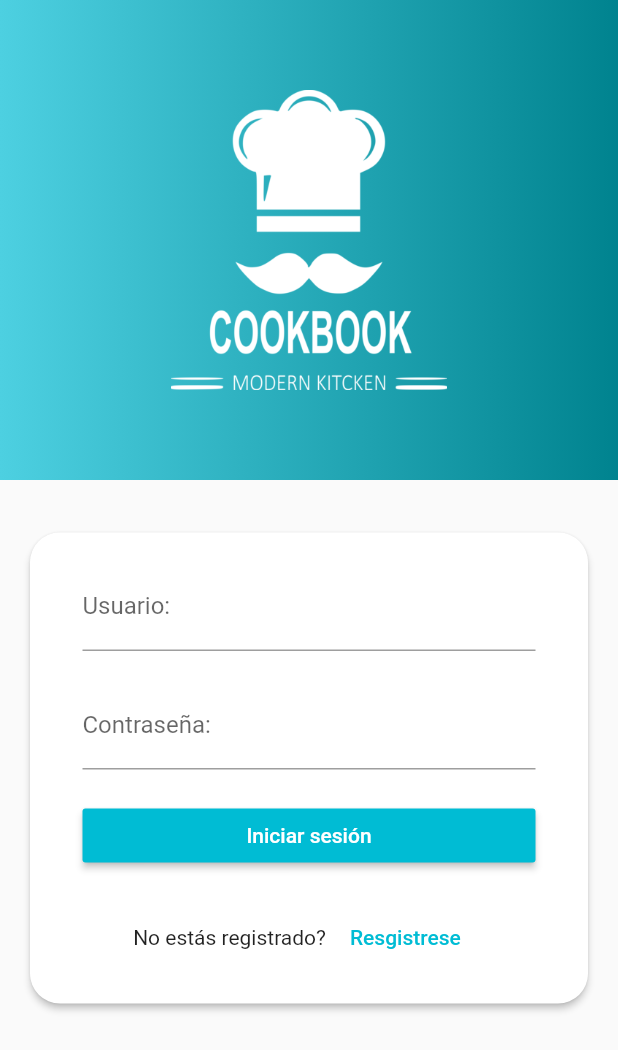
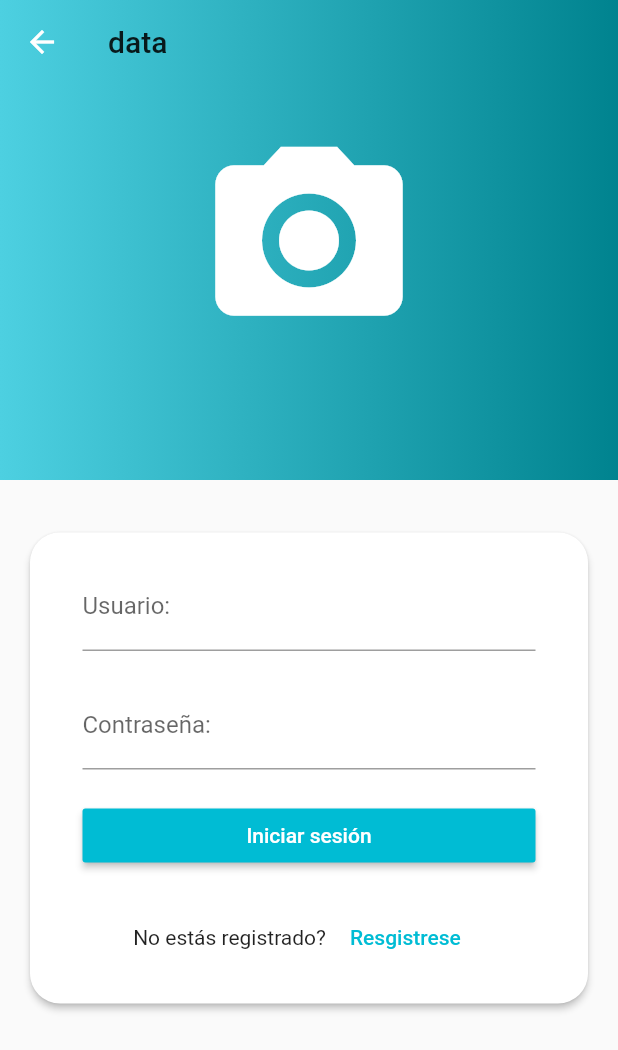
Before and after one commit to virkinia/flutter_final_project, a Flutter app: the screen it shows after launch, after a tap on "Iniciar sesión", after a tap on "Resgistrese", on a phone screen of 412 x 824 dp. Shown: the top 1050 px of the screen. Run offline on Flutter 3.47's test engine with Material 2 defaults, Android fonts, the phone set to English and light mode, and no system bars; our stand-ins replace image_picker; missing offline and left inert: flutter_modulo1_fake_backend.

Commit message:
register and take a picture

```diff
--- a/lib/src/app.dart
+++ b/lib/src/app.dart
@@ -3,6 +3,7 @@ import 'package:flutter_modulo1_fake_backend/models.dart';
 import 'package:flutter_project/src/connections/server_controller.dart';
 import 'package:flutter_project/src/screens/home_screen.dart';
 import 'package:flutter_project/src/screens/login_screen.dart';
+import 'package:flutter_project/src/screens/register_screen.dart';
 
 ServerController _serverController = ServerController();
 
@@ -14,7 +15,9 @@ class MyApp extends StatelessWidget {
       theme: ThemeData(
           brightness: Brightness.light,
           primaryColor: Colors.cyan,
-          accentColor: Colors.cyan[300]),
+          accentColor: Colors.cyan[300],
+          appBarTheme:
+              AppBarTheme(iconTheme: IconThemeData(color: Colors.white))),
       initialRoute: '/',
       onGenerateRoute: (RouteSettings settings) {
         return MaterialPageRoute(builder: (BuildContext context) {
@@ -24,6 +27,8 @@ class MyApp extends StatelessWidget {
             case "/home":
               User logged = settings.arguments;
               return HomeScreen(logged);
+            case "/register":
+              return RegisterScreen(_serverController, context);
           }
           return LoginScreen(_serverController, context);
         });
--- /dev/null
+++ b/lib/src/components/image-picker.dart
@@ -0,0 +1,64 @@
+import 'dart:io';
+
+import 'package:flutter/material.dart';
+import 'package:image_picker/image_picker.dart';
+
+typedef OnImageSelected = Function(File imageFile);
+
+class ImagePickerWidget extends StatelessWidget {
+  final File imageFile;
+  final OnImageSelected onImageSelected;
+  ImagePickerWidget({@required this.imageFile, @required this.onImageSelected});
+
+  @override
+  Widget build(BuildContext context) {
+    return Container(
+        width: double.infinity,
+        height: 320,
+        decoration: BoxDecoration(
+          gradient: LinearGradient(
+              colors: [Colors.cyan[300], Colors.cyan[800]],
+              begin: Alignment.centerLeft,
+              end: Alignment.centerRight),
+          image: imageFile != null
+              ? DecorationImage(image: FileImage(imageFile), fit: BoxFit.cover)
+              : null,
+        ),
+        child: IconButton(
+          icon: Icon(Icons.camera_alt),
+          onPressed: () {
+            _showPickerOptions(context);
+          },
+          iconSize: 150,
+          color: Colors.white,
+        ));
+  }
+
+  void _showPickerOptions(BuildContext context) {
+    showDialog(
+        context: context,
+        builder: (BuildContext context) {
+          return SimpleDialog(children: <Widget>[
+            ListTile(
+                leading: Icon(Icons.camera_alt),
+                title: Text("Cámara"),
+                onTap: () {
+                  Navigator.pop(context);
+                  _showPickImage(context, ImageSource.camera);
+                }),
+            ListTile(
+                leading: Icon(Icons.image),
+                title: Text("Galería"),
+                onTap: () {
+                  Navigator.pop(context);
+                  _showPickImage(context, ImageSource.gallery);
+                })
+          ]);
+        });
+  }
+
+  void _showPickImage(BuildContext context, ImageSource source) async {
+    var image = await ImagePicker.pickImage(source: source);
+    this.onImageSelected(image);
+  }
+}
--- /dev/null
+++ b/lib/src/screens/register_screen.dart
@@ -0,0 +1,175 @@
+import 'dart:io';
+
+import 'package:flutter/material.dart';
+import 'package:flutter_modulo1_fake_backend/models.dart';
+import 'package:flutter_project/src/components/image-picker.dart';
+import 'package:flutter_project/src/connections/server_controller.dart';
+
+class RegisterScreen extends StatefulWidget {
+  final ServerController serverController;
+  final BuildContext context;
+  RegisterScreen(this.serverController, this.context, {Key key})
+      : super(key: key);
+
+  _RegisterScreenState createState() => _RegisterScreenState();
+}
+
+class _RegisterScreenState extends State<RegisterScreen> {
+  bool _loading = false;
+
+  GlobalKey<FormState> _formKey = GlobalKey<FormState>();
+  String userName = "";
+  String password = "";
+  String _errorMessage = "";
+
+  File imageFile;
+
+  @override
+  Widget build(BuildContext context) {
+    return Scaffold(
+        body: Form(
+      key: _formKey,
+      child: Stack(
+        children: <Widget>[
+          ImagePickerWidget(
+              imageFile: this.imageFile,
+              onImageSelected: (File file) {
+                setState(() {
+                  imageFile = file;
+                });
+              }),
+          SizedBox(
+            height: kToolbarHeight + 24,
+            child: AppBar(
+              backgroundColor: Colors.transparent,
+              elevation: 0,
+              title: Text("data"),
+            ),
+          ),
+          Center(
+            child: Transform.translate(
+              offset: Offset(0, -20),
+              child: Card(
+                elevation: 2,
+                shape: RoundedRectangleBorder(
+                    borderRadius: BorderRadius.circular(20)),
+                margin: const EdgeInsets.only(
+                    left: 20, right: 20, top: 260, bottom: 20),
+                borderOnForeground: true,
+                child: Padding(
+                  padding:
+                      const EdgeInsets.symmetric(horizontal: 35, vertical: 20),
+                  child: Column(
+                    mainAxisSize: MainAxisSize.min,
+                    children: <Widget>[
+                      TextFormField(
+                        decoration: InputDecoration(labelText: "Usuario:"),
+                        onSaved: (value) {
+                          userName = value;
+                        },
+                        validator: (value) {
+                          if (value.isEmpty) {
+                            return "Debe rellenar este campo";
+                          }
+                        },
+                      ),
+                      SizedBox(height: 20),
+                      TextFormField(
+                        decoration: InputDecoration(labelText: "Contraseña:"),
+                        obscureText: true,
+                        onSaved: (value) {
+                          password = value;
+                        },
+                        validator: (value) {
+                          if (value.isEmpty) {
+                            return "Debe rellenar este campo";
+                          }
+                        },
+                      ),
+                      SizedBox(height: 20),
+                      Theme(
+                        data: Theme.of(context)
+                            .copyWith(accentColor: Colors.white),
+                        child: RaisedButton(
+                          textColor: Colors.white,
+                          color: Theme.of(context).primaryColor,
+                          padding: const EdgeInsets.symmetric(vertical: 10),
+                          onPressed: () => _login(context),
+                          child: Row(
+                            mainAxisAlignment: MainAxisAlignment.center,
+                            children: <Widget>[
+                              Text('Iniciar sesión'),
+                              if (_loading)
+                                Container(
+                                    height: 15,
+                                    width: 15,
+                                    margin: const EdgeInsets.only(left: 24),
+                                    child: CircularProgressIndicator())
+                            ],
+                          ),
+                        ),
+                      ),
+                      if (_errorMessage.isNotEmpty)
+                        Padding(
+                          padding: const EdgeInsets.all(10),
+                          child: Text(
+                            _errorMessage,
+                            style: TextStyle(
+                                color: Colors.red, fontWeight: FontWeight.bold),
+                            textAlign: TextAlign.center,
+                          ),
+                        ),
+                      SizedBox(height: 20),
+                      Row(
+                        mainAxisAlignment: MainAxisAlignment.center,
+                        children: <Widget>[
+                          Text('No estás registrado?'),
+                          FlatButton(
+                              textColor: Theme.of(context).primaryColor,
+                              child: Text('Resgistrese'),
+                              onPressed: () => _goToRegister(context))
+                        ],
+                      )
+                    ],
+                  ),
+                ),
+              ),
+            ),
+          )
+        ],
+      ),
+    ));
+  }
+
+  @override
+  void initState() {
+    super.initState();
+    widget.serverController.init(widget.context);
+  }
+
+  void _login(BuildContext context) async {
+    if (!_loading) {
+      if (_formKey.currentState.validate()) {
+        _formKey.currentState.save();
+        setState(() {
+          _loading = true;
+          _errorMessage = "";
+        });
+
+        User user = await widget.serverController.login(userName, password);
+        if (user != null) {
+          Navigator.of(context).pushReplacementNamed('/home', arguments: user);
+        } else {
+          setState(() {
+            _loading = false;
+            _errorMessage = "Contraseña o Usuario incorrectos";
+          });
+        }
+      }
+    }
+  }
+
+  _goToRegister(BuildContext context) {
+    Navigator.of(context).pushNamed('/register');
+  }
+}
--- a/pubspec.yaml
+++ b/pubspec.yaml
@@ -19,6 +19,7 @@ environment:
 dependencies:
   flutter:
     sdk: flutter
+  image_picker: ^0.6.1+8
 
   # The following adds the Cupertino Icons font to your application.
   # Use with the CupertinoIcons class for iOS style icons.
```
Also changed, not shown: pubspec.lock, 3 other files.
